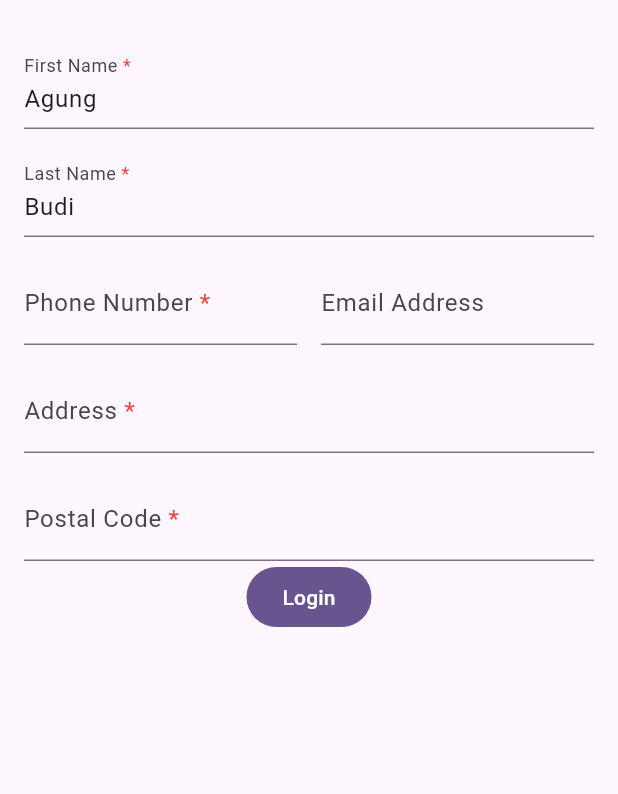
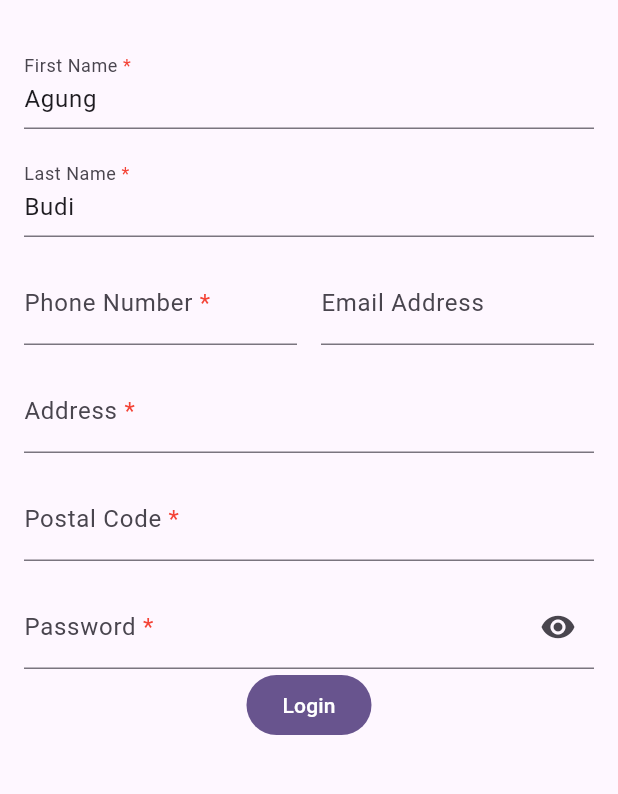
Before and after one commit to teknologicakrainternasional/formify, a Flutter app: the screen it shows after launch, on a phone screen of 412 x 824 dp, the part 63-857 px from its top. Run offline on Flutter 3.47's test engine with Material 2 defaults, Android fonts, the phone set to English and light mode, and no system bars.

Commit message:
feat(obscure): toggle obscure

```diff
--- a/example/lib/form_demo.dart
+++ b/example/lib/form_demo.dart
@@ -1,3 +1,4 @@
+import 'package:flutter/material.dart';
 import 'package:formify/formify.dart';
 
 class FormDemo extends FormifyForms {
@@ -11,6 +12,7 @@ class FormDemo extends FormifyForms {
         ]),
         FormifyAttribute('address', FormifyType.multiline),
         FormifyAttribute('postal_code', FormifyType.numeric),
+        FormifyAttribute('password', FormifyType.password),
       ];
 
   @override
@@ -25,5 +27,28 @@ class FormDemo extends FormifyForms {
           FormifyRule.min(5),
           FormifyRule.max(5),
         ],
+        'password': [
+          FormifyRule.required,
+          FormifyRule.min(5),
+        ],
+      };
+
+  @override
+  FormifyFormBuilder? get formBuilder => (
+        context,
+        Formify formify,
+        FormifyTextField child,
+      ) {
+        if (formify.attribute == 'password') {
+          return child.copyWith(
+            suffixIcon: IconButton(
+              onPressed: formify.toggleObscureText,
+              icon: formify.obscureText
+                  ? const Icon(Icons.visibility)
+                  : const Icon(Icons.visibility_off),
+            ),
+          );
+        }
+        return child;
       };
 }
--- a/lib/formify_forms.dart
+++ b/lib/formify_forms.dart
@@ -37,6 +37,8 @@ class FormifyForms {
   final Map<String, ValueNotifier> _valueNotifiers = {};
 
   final Map<String, ValueNotifier<List<String>?>> _errorNotifiers = {};
+
+  final Map<String, ValueNotifier<bool>> _obscureNotifiers = {};
 
   final List<String> _overrideObscureText = [];
 
@@ -95,6 +97,9 @@ class FormifyForms {
     );
 
     return ValueListenableBuilder<bool>(
+        valueListenable: _getObscureNotifiers(attribute),
+        builder: (context, isLoading, __) {
+          return ValueListenableBuilder<bool>(
               valueListenable: isLoadingNotifier,
               builder: (context, isLoading, __) {
                 return ValueListenableBuilder<List<String>?>(
@@ -116,10 +121,12 @@ class FormifyForms {
                               return form.copyWith(
                                 readOnly: isLoading,
                                 obscureText: isObscureText(attribute),
-                          validator: (_) =>
-                              (errors ?? []).isNotEmpty ? errors![0] : null,
+                                validator: (_) => (errors ?? []).isNotEmpty
+                                    ? errors![0]
+                                    : null,
                               );
                             }
+                          });
                     });
               });
         });
@@ -174,6 +181,16 @@ class FormifyForms {
       _errorNotifiers[attribute] = notifier;
     }
     notifier = _errorNotifiers[attribute]!;
+    return notifier;
+  }
+
+  ValueNotifier<bool> _getObscureNotifiers(String attribute) {
+    late ValueNotifier<bool> notifier;
+    if (_obscureNotifiers[attribute] == null) {
+      notifier = ValueNotifier(isObscureText(attribute));
+      _obscureNotifiers[attribute] = notifier;
+    }
+    notifier = _obscureNotifiers[attribute]!;
     return notifier;
   }
 
@@ -787,7 +804,7 @@ class FormifyForms {
     }else{
       _overrideObscureText.add(attribute);
     }
-    _getValueNotifier(attribute).value = getValue(attribute);
+    _getObscureNotifiers(attribute).value = isObscureText(attribute);
   }
 
   /// Determines whether the text input associated with a specific attribute
--- a/lib/widgets/formify_text_field.dart
+++ b/lib/widgets/formify_text_field.dart
@@ -96,9 +96,17 @@ class FormifyTextField extends StatelessWidget {
             ],
           ),
         ),
+        prefixIcon: prefixIcon,
+        suffixIcon: suffixIcon,
+        hintText: hintText,
       );
     }
-    return InputDecoration(labelText: label);
+    return InputDecoration(
+      labelText: label,
+      prefixIcon: prefixIcon,
+      suffixIcon: suffixIcon,
+      hintText: hintText,
+    );
   }
 
   @override
```
Lines whose indentation alone changed are shown as unchanged.
